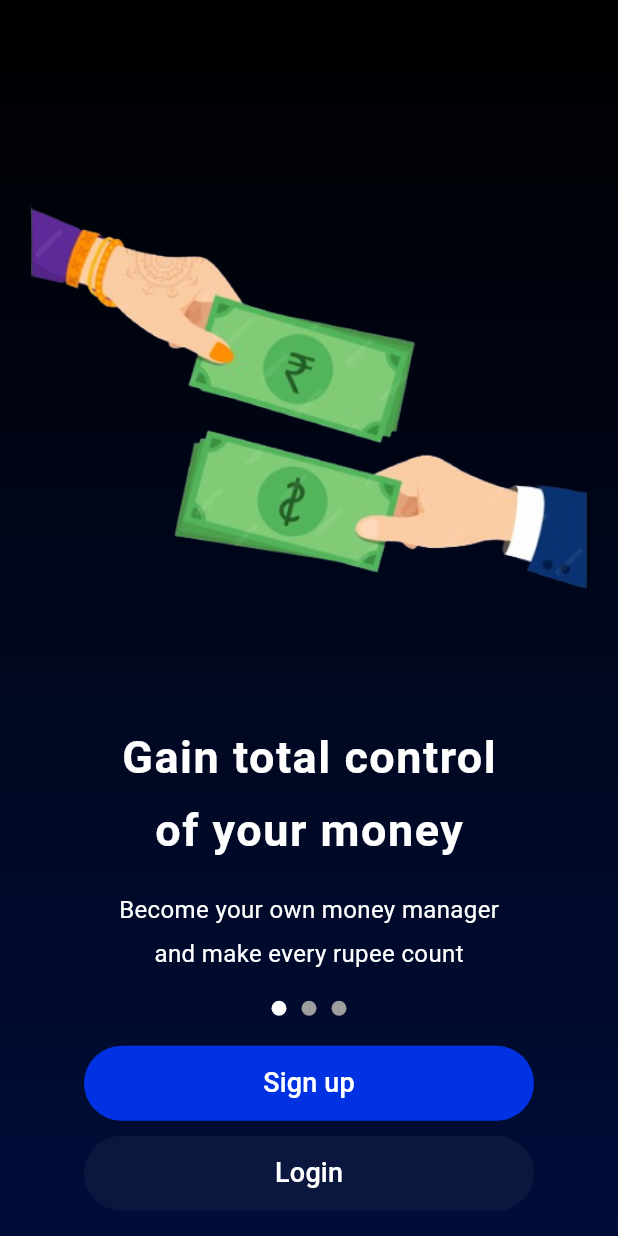
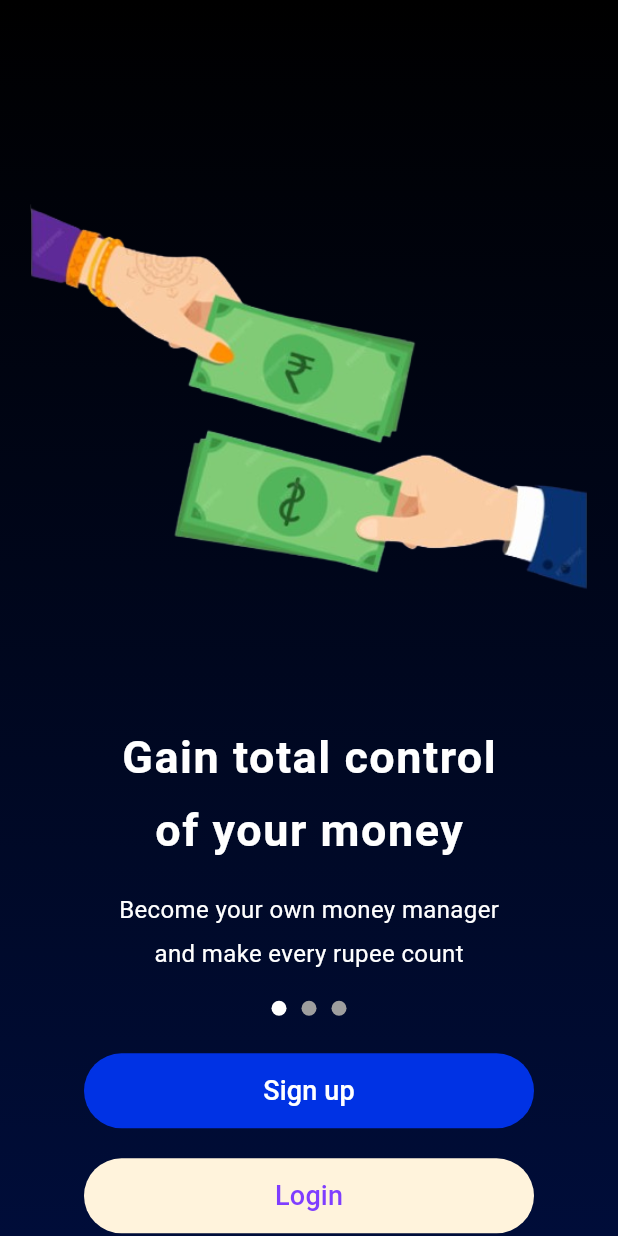
Before and after one commit to chetxn04/Mintle_Full_codebase, a Flutter app: the screen it shows after launch, on a phone screen of 412 x 824 dp. Run offline on Flutter 3.47's test engine with Material 3 defaults, Android fonts, the light colour scheme and no system bars.

Commit message:
Update main.dart
Login button and general spacing edited

```diff
--- a/lib/main.dart
+++ b/lib/main.dart
@@ -92,7 +92,7 @@ class LandingScreen extends StatelessWidget {
                     _buildCircle(false),
                   ],
                 ),
-                SizedBox(height: 20.0),
+                SizedBox(height: 25.0),
                 //
                 OutlinedButton(
                   onPressed: () {
@@ -111,7 +111,7 @@ class LandingScreen extends StatelessWidget {
                     style: TextStyle(color: Colors.white, fontSize: 18),
                   ),
                 ),
-                SizedBox(height: 10.0),
+                SizedBox(height: 20.0),
                 // f) Login Button
                 OutlinedButton(
                   onPressed: () {
@@ -119,7 +119,7 @@ class LandingScreen extends StatelessWidget {
                   },
                   style: OutlinedButton.styleFrom(
                     side: BorderSide(color: Color(0x3B65F9)),
-                    backgroundColor: Color(0xFF0B173E), // Set the background color to white
+                    backgroundColor: Color(0xFFFFF3DC), // Set the background color to white
                     shape: RoundedRectangleBorder(
                       borderRadius: BorderRadius.circular(40),
                     ),
@@ -127,7 +127,7 @@ class LandingScreen extends StatelessWidget {
                   ),
                   child: Text(
                     "Login",
-                    style: TextStyle(color: Colors.white, fontSize: 18),
+                    style: TextStyle(color: Color(0xFF7F3DFF), fontSize: 18),
                   ),
                 ),
               ],
```
